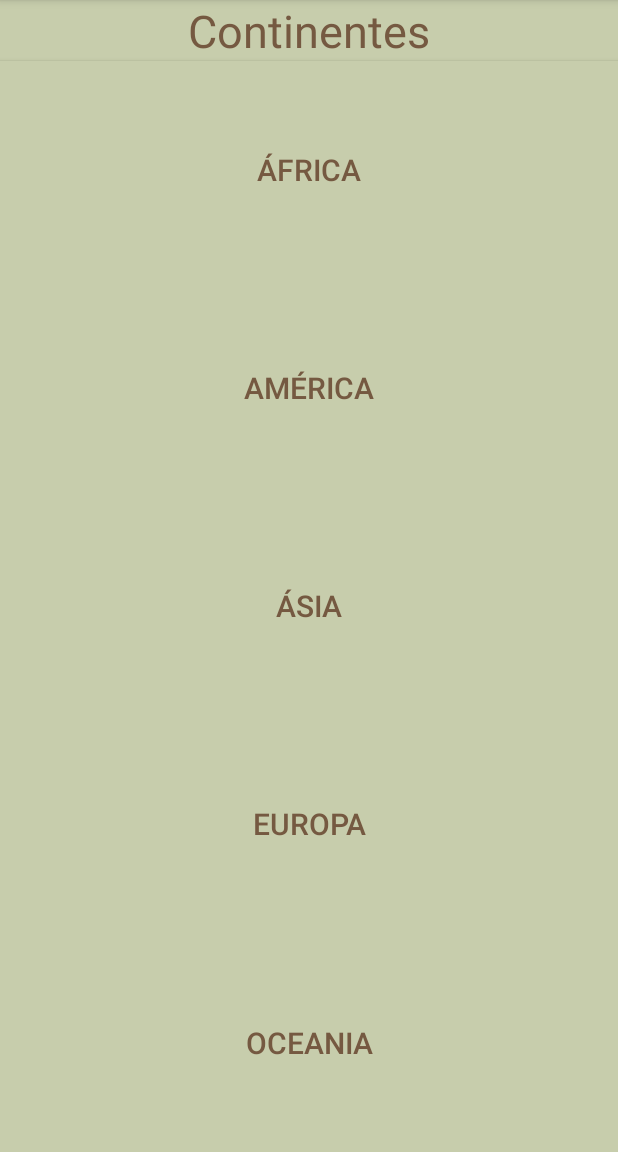
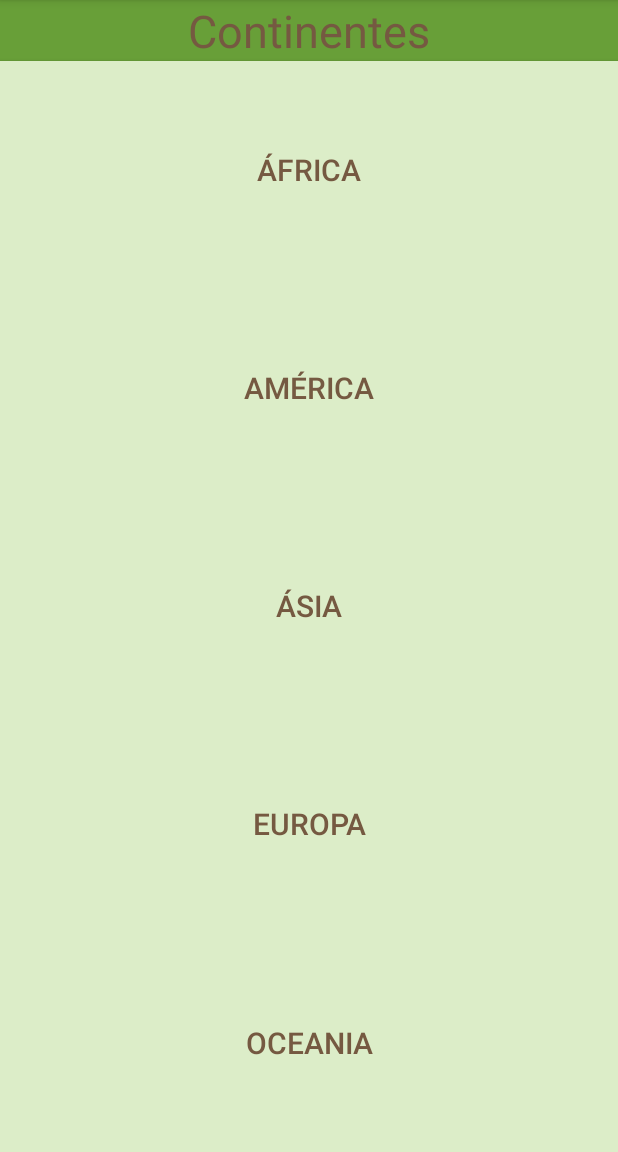
Before and after one commit to PeMatias/PlotMap, an Android app: the screen it shows after launch (PainelActivity), on a phone screen of 412 x 824 dp, the part 84-1236 px from its top. Run offline under Robolectric (Android 15) with nearby library versions, the phone set to English and light mode, and no system bars.

Commit message:
mudei as cores

```diff
--- a/app/src/main/res/layout/activity_painel.xml
+++ b/app/src/main/res/layout/activity_painel.xml
@@ -15,8 +15,8 @@
         android:textAppearance="?android:attr/textAppearanceLarge"
         android:text="Continentes"
         android:textSize="30dp"
-        android:background="@color/background"
         android:textColor="@color/foreground"
+        android:background="@color/colorPrimaryDark"
         android:textAlignment="center"
         android:id="@+id/textView"
         android:layout_gravity="center_horizontal"
@@ -30,8 +30,8 @@
         android:layout_height="wrap_content"
         android:text="África"
         android:textSize="20dp"
-        android:background="@color/background"
         android:textColor="@color/foreground"
+        android:background="@color/ligthPrimaryColor"
         android:layout_weight="1"/>
 
     <Button
@@ -40,8 +40,8 @@
         android:layout_height="wrap_content"
         android:text="América"
         android:textSize="20dp"
-        android:background="@color/background"
         android:textColor="@color/foreground"
+        android:background="@color/ligthPrimaryColor"
         android:layout_weight="1"/>
 
     <Button
@@ -50,8 +50,8 @@
         android:layout_height="wrap_content"
         android:text="Ásia"
         android:textSize="20dp"
-        android:background="@color/background"
         android:textColor="@color/foreground"
+        android:background="@color/ligthPrimaryColor"
         android:layout_weight="1"/>
 
     <Button
@@ -60,8 +60,8 @@
         android:layout_height="wrap_content"
         android:text="Europa"
         android:textSize="20dp"
-        android:background="@color/background"
         android:textColor="@color/foreground"
+        android:background="@color/ligthPrimaryColor"
         android:layout_weight="1"/>
 
     <Button
@@ -70,7 +70,7 @@
         android:layout_height="wrap_content"
         android:text="Oceania"
         android:textSize="20dp"
-        android:background="@color/background"
+        android:background="@color/ligthPrimaryColor"
         android:textColor="@color/foreground"
         android:layout_weight="1"/>
 </LinearLayout>
```
